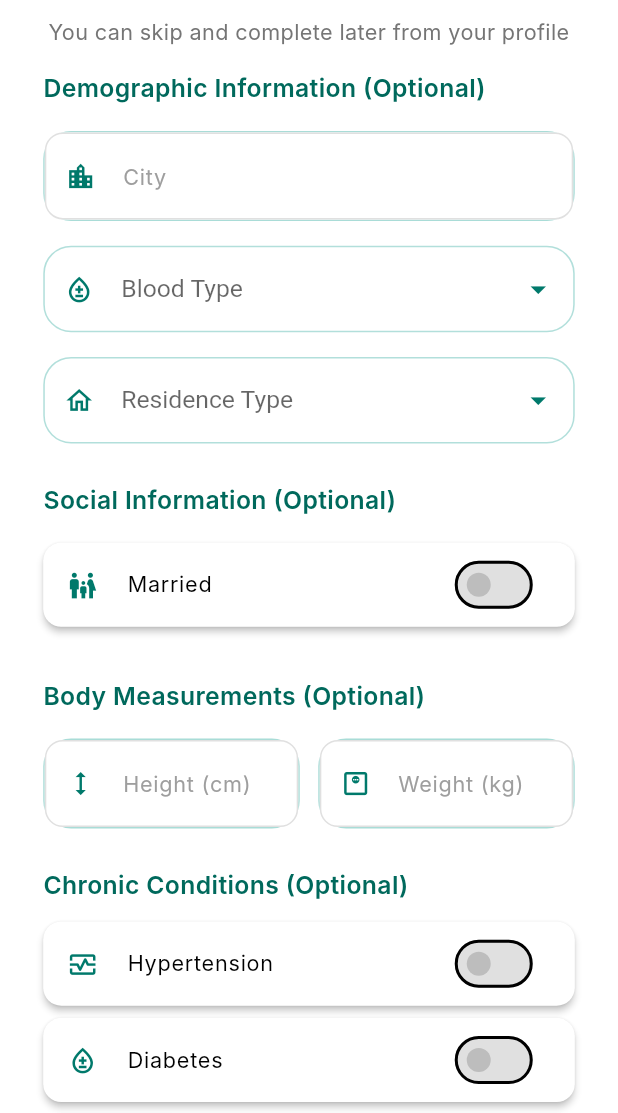
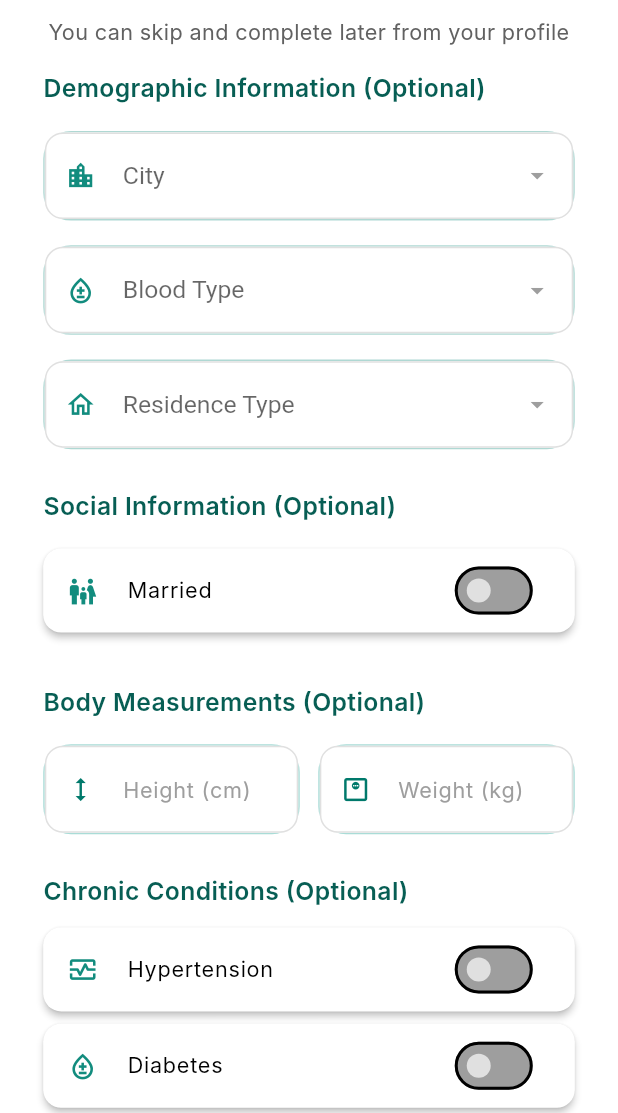
Before and after one commit to OsamaRabie22/Medical_book, a Flutter app: the MedicalInfoPage screen opened directly with empty values, on a phone screen of 412 x 824 dp, the part 123-1236 px from its top. Run offline on Flutter 3.47's test engine with Material 3 defaults, Android fonts, the phone set to English and light mode, and no system bars; our stand-ins replace get; Roboto replaces fonts that are missing (Inter).

Commit message:
Initial commit

```diff
--- a/lib/screens/auth/medical_info_page.dart
+++ b/lib/screens/auth/medical_info_page.dart
@@ -2,6 +2,7 @@ import 'dart:math';
 
 import 'package:flutter/material.dart';
 import 'package:get/get.dart';
+import '../../core/constants/app_colors.dart';
 import '../home/home_page.dart';
 import '../../widgets/app_logo.dart';
 import '../../widgets/custom_input_field.dart';
@@ -23,6 +24,7 @@ class _MedicalInfoPageState extends State<MedicalInfoPage> {
 
   String? _selectedBloodType;
   String? _selectedResidenceType;
+  String? _selectedCity;
   bool _hasHypertension = false;
   bool _hasDiabetes = false;
   bool _hasAnemia = false;
@@ -37,6 +39,36 @@ class _MedicalInfoPageState extends State<MedicalInfoPage> {
     'AB-',
     'O+',
     'O-'
+  ];
+
+  final List<String> _egyptGovernorates = [
+    'Cairo',
+    'Alexandria',
+    'Port Said',
+    'Suez',
+    'Damietta',
+    'Dakahlia',
+    'Sharqia',
+    'Qalyubia',
+    'Kafr El Sheikh',
+    'Gharbia',
+    'Monufia',
+    'Beheira',
+    'Ismailia',
+    'Giza',
+    'Beni Suef',
+    'Faiyum',
+    'Minya',
+    'Asyut',
+    'Sohag',
+    'Qena',
+    'Aswan',
+    'Luxor',
+    'Red Sea',
+    'New Valley',
+    'Matrouh',
+    'North Sinai',
+    'South Sinai'
   ];
 
   @override
@@ -66,7 +98,7 @@ class _MedicalInfoPageState extends State<MedicalInfoPage> {
                 textAlign: TextAlign.center,
                 style: TextStyle(
                   fontSize: 14 * scale,
-                  color: Colors.grey.shade600,
+                  color: AppColors.greyDark,
                 ),
               ),
             ),
@@ -78,69 +110,100 @@ class _MedicalInfoPageState extends State<MedicalInfoPage> {
               style: TextStyle(
                 fontSize: 16 * scale,
                 fontWeight: FontWeight.w600,
-                color: Colors.teal.shade800,
+                color: AppColors.primaryDark,
               ),
             ),
             SizedBox(height: 16 * scale),
 
-            CustomInputField(
-              controller: _cityController,
-              hint: "City",
-              icon: Icons.location_city_outlined,
-              scale: scale,
+            // ✅ City - Dropdown بدلاً من TextField
+            Container(
+              decoration: BoxDecoration(
+                color: AppColors.primary.withOpacity(0.05),
+                borderRadius: BorderRadius.circular(18 * scale),
+                border: Border.all(
+                  color: AppColors.primary.withOpacity(0.3),
+                  width: 1 * scale,
+                ),
+              ),
+              child: DropdownButtonFormField<String>(
+                value: _selectedCity,
+                decoration: InputDecoration(
+                  border: InputBorder.none,
+                  prefixIcon: Icon(
+                    Icons.location_city_outlined,
+                    size: 20 * scale,
+                    color: AppColors.primary,
+                  ),
+                  hintText: "City",
+                  hintStyle: TextStyle(
+                    fontSize: 14 * scale,
+                    color: AppColors.grey,
+                  ),
+                  contentPadding: EdgeInsets.all(16 * scale),
+                ),
+                icon: Icon(
+                  Icons.arrow_drop_down,
+                  size: 20 * scale,
+                  color: AppColors.grey,
+                ),
+                dropdownColor: Colors.white,
+                style: TextStyle(
+                  fontSize: 16 * scale,
+                  color: AppColors.primaryDark,
+                ),
+                items: _egyptGovernorates
+                    .map((governorate) => DropdownMenuItem(
+                  value: governorate,
+                  child: Text(
+                    governorate,
+                    style: TextStyle(fontSize: 14 * scale),
+                  ),
+                ))
+                    .toList(),
+                onChanged: (value) {
+                  setState(() {
+                    _selectedCity = value;
+                  });
+                },
+              ),
             ),
             SizedBox(height: 16 * scale),
 
-            // ✅ Blood Type - بدون Container إضافي
-            DropdownButtonFormField<String>(
-              value: _selectedBloodType,
-              decoration: InputDecoration(
-                filled: true,
-                border: OutlineInputBorder(
+            // ✅ Blood Type
+            Container(
+              decoration: BoxDecoration(
+                color: AppColors.primary.withOpacity(0.05),
                 borderRadius: BorderRadius.circular(18 * scale),
-                  borderSide: BorderSide(
-                    color: Colors.teal.withOpacity(0.3),
+                border: Border.all(
+                  color: AppColors.primary.withOpacity(0.3),
                   width: 1 * scale,
                 ),
               ),
-                enabledBorder: OutlineInputBorder(
-                  borderRadius: BorderRadius.circular(18 * scale),
-                  borderSide: BorderSide(
-                    color: Colors.teal.withOpacity(0.3),
-                    width: 1 * scale,
-                  ),
-                ),
-                focusedBorder: OutlineInputBorder(
-                  borderRadius: BorderRadius.circular(18 * scale),
-                  borderSide: BorderSide(
-                    color: Colors.teal.shade700,
-                    width: 1.5 * scale,
-                  ),
-                ),
+              child: DropdownButtonFormField<String>(
+                value: _selectedBloodType,
+                decoration: InputDecoration(
+                  border: InputBorder.none,
                   prefixIcon: Icon(
                     Icons.bloodtype_outlined,
                     size: 20 * scale,
-                  color: Colors.teal.shade700,
+                    color: AppColors.primary,
                   ),
                   hintText: "Blood Type",
                   hintStyle: TextStyle(
                     fontSize: 14 * scale,
-                  color: Colors.grey.shade500,
+                    color: AppColors.grey,
                   ),
-                contentPadding: EdgeInsets.symmetric(
-                  horizontal: 16 * scale,
-                  vertical: 16 * scale,
-                ),
+                  contentPadding: EdgeInsets.all(16 * scale),
                 ),
                 icon: Icon(
                   Icons.arrow_drop_down,
-                size: 24 * scale,
-                color: Colors.teal.shade700,
+                  size: 20 * scale,
+                  color: AppColors.grey,
                 ),
                 dropdownColor: Colors.white,
                 style: TextStyle(
                   fontSize: 16 * scale,
-                color: Colors.teal.shade800,
+                  color: AppColors.primaryDark,
                 ),
                 items: _bloodTypes
                     .map((bloodType) => DropdownMenuItem(
@@ -157,58 +220,44 @@ class _MedicalInfoPageState extends State<MedicalInfoPage> {
                   });
                 },
               ),
+            ),
             SizedBox(height: 16 * scale),
 
-            // ✅ Residence Type - بدون Container إضافي
-            DropdownButtonFormField<String>(
-              value: _selectedResidenceType,
-              decoration: InputDecoration(
-                filled: true,
-                border: OutlineInputBorder(
+            // ✅ Residence Type
+            Container(
+              decoration: BoxDecoration(
+                color: AppColors.primary.withOpacity(0.05),
                 borderRadius: BorderRadius.circular(18 * scale),
-                  borderSide: BorderSide(
-                    color: Colors.teal.withOpacity(0.3),
+                border: Border.all(
+                  color: AppColors.primary.withOpacity(0.3),
                   width: 1 * scale,
                 ),
               ),
-                enabledBorder: OutlineInputBorder(
-                  borderRadius: BorderRadius.circular(18 * scale),
-                  borderSide: BorderSide(
-                    color: Colors.teal.withOpacity(0.3),
-                    width: 1 * scale,
-                  ),
-                ),
-                focusedBorder: OutlineInputBorder(
-                  borderRadius: BorderRadius.circular(18 * scale),
-                  borderSide: BorderSide(
-                    color: Colors.teal.shade700,
-                    width: 1.5 * scale,
-                  ),
-                ),
+              child: DropdownButtonFormField<String>(
+                value: _selectedResidenceType,
+                decoration: InputDecoration(
+                  border: InputBorder.none,
                   prefixIcon: Icon(
                     Icons.home_outlined,
                     size: 20 * scale,
-                  color: Colors.teal.shade700,
+                    color: AppColors.primary,
                   ),
                   hintText: "Residence Type",
                   hintStyle: TextStyle(
                     fontSize: 14 * scale,
-                  color: Colors.grey.shade500,
+                    color: AppColors.grey,
                   ),
-                contentPadding: EdgeInsets.symmetric(
-                  horizontal: 16 * scale,
-                  vertical: 16 * scale,
-                ),
+                  contentPadding: EdgeInsets.all(16 * scale),
                 ),
                 icon: Icon(
                   Icons.arrow_drop_down,
-                size: 24 * scale,
-                color: Colors.teal.shade700,
+                  size: 20 * scale,
+                  color: AppColors.grey,
                 ),
                 dropdownColor: Colors.white,
                 style: TextStyle(
                   fontSize: 16 * scale,
-                color: Colors.teal.shade800,
+                  color: AppColors.primaryDark,
                 ),
                 items: ['Urban', 'Rural']
                     .map((type) => DropdownMenuItem(
@@ -225,6 +274,7 @@ class _MedicalInfoPageState extends State<MedicalInfoPage> {
                   });
                 },
               ),
+            ),
 
             SizedBox(height: 25 * scale),
 
@@ -234,7 +284,7 @@ class _MedicalInfoPageState extends State<MedicalInfoPage> {
               style: TextStyle(
                 fontSize: 16 * scale,
                 fontWeight: FontWeight.w600,
-                color: Colors.teal.shade800,
+                color: AppColors.primaryDark,
               ),
             ),
             SizedBox(height: 16 * scale),
@@ -256,7 +306,7 @@ class _MedicalInfoPageState extends State<MedicalInfoPage> {
               style: TextStyle(
                 fontSize: 16 * scale,
                 fontWeight: FontWeight.w600,
-                color: Colors.teal.shade800,
+                color: AppColors.primaryDark,
               ),
             ),
             SizedBox(height: 16 * scale),
@@ -293,7 +343,7 @@ class _MedicalInfoPageState extends State<MedicalInfoPage> {
               style: TextStyle(
                 fontSize: 16 * scale,
                 fontWeight: FontWeight.w600,
-                color: Colors.teal.shade800,
+                color: AppColors.primaryDark,
               ),
             ),
             SizedBox(height: 12 * scale),
@@ -330,7 +380,7 @@ class _MedicalInfoPageState extends State<MedicalInfoPage> {
                   Get.to(const HomePage());
                 },
                 style: ElevatedButton.styleFrom(
-                  backgroundColor: Colors.teal.shade700,
+                  backgroundColor: AppColors.primary,
                   foregroundColor: Colors.white,
                   shape: RoundedRectangleBorder(
                     borderRadius: BorderRadius.circular(14 * scale),
@@ -371,13 +421,12 @@ class _MedicalInfoPageState extends State<MedicalInfoPage> {
         ),
         value: value,
         onChanged: onChanged,
-        activeColor: Colors.teal.shade700,
-        activeTrackColor: Colors.teal.shade300,
-        inactiveThumbColor: Colors.grey.shade400,
-        inactiveTrackColor: Colors.grey.shade300,
+
+        inactiveThumbColor: AppColors.greyLight,
+        inactiveTrackColor: AppColors.grey,
         secondary: Icon(
           icon,
-          color: Colors.teal.shade700,
+          color: AppColors.primary,
           size: 20 * scale,
         ),
       ),
@@ -389,7 +438,7 @@ class _MedicalInfoPageState extends State<MedicalInfoPage> {
     final patientFullData = {
       'basic_info': widget.patientData,
       'medical_info': {
-        'city': _cityController.text,
+        'city': _selectedCity,
         'blood_type': _selectedBloodType,
         'residence_type': _selectedResidenceType,
         'height': _heightController.text,
@@ -409,8 +458,8 @@ class _MedicalInfoPageState extends State<MedicalInfoPage> {
     Get.snackbar(
       'Registration Complete!',
       'Welcome ${widget.patientData.name}',
-      backgroundColor: Colors.green.shade100,
-      colorText: Colors.green.shade900,
+      backgroundColor: AppColors.success.withOpacity(0.2),
+      colorText: AppColors.success,
     );
 
     // التوجيه للصفحة الرئيسية بعد ثانيتين
```
Lines whose indentation alone changed are shown as unchanged.
